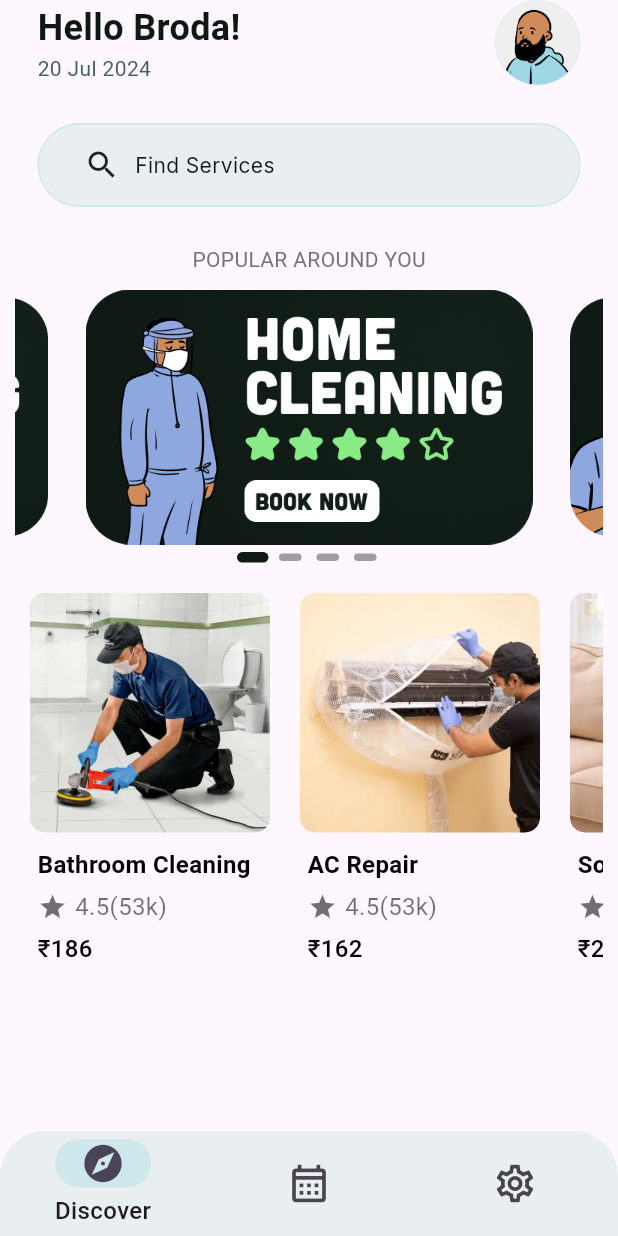
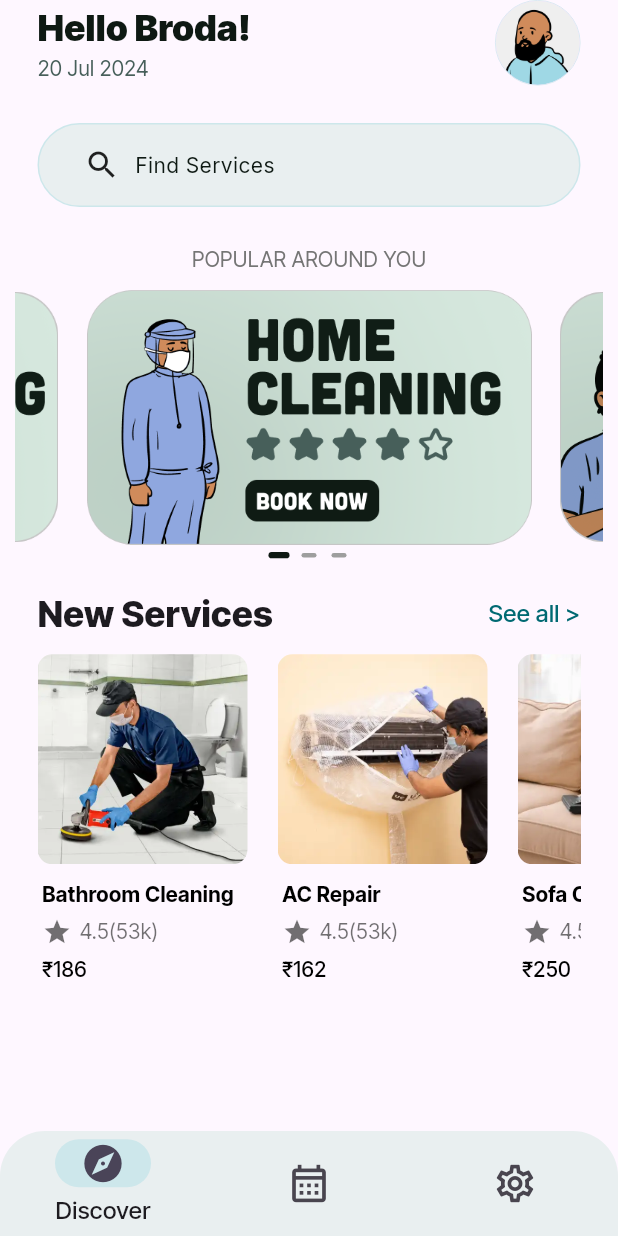
Before and after one commit to monishshriyan/home-assist, a Flutter app: the screen it shows after launch, on a phone screen of 412 x 824 dp. Run offline on Flutter 3.47's test engine with Material 3 defaults, Android fonts, the phone set to English and light mode, and no system bars; drawn by our look-alikes of carousel_slider, smooth_page_indicator; our stand-ins replace dots_indicator, flutter_svg, google_fonts, hexcolor.

Commit message:
added a carousel card and changed textTheme in main.dart

```diff
--- a/lib/base/constants.dart
+++ b/lib/base/constants.dart
@@ -30,14 +30,14 @@ class ValueConstants {
 //service card textStyles
 
 const TextStyle headerServiceCardTextStyle = TextStyle(
-    fontSize: 16,
+    fontSize: 14,
     color: Color.fromARGB(255, 0, 0, 0),
     fontWeight: FontWeight.w700);
 
 const TextStyle subServiceCardTextStyle =
-    TextStyle(fontSize: 16, color: Color.fromARGB(155, 22, 22, 22));
+    TextStyle(fontSize: 14, color: Color.fromARGB(155, 22, 22, 22));
 
 const TextStyle priceServiceCardTextStyle = TextStyle(
-    fontSize: 16,
+    fontSize: 14,
     color: Color.fromARGB(255, 0, 0, 0),
     fontWeight: FontWeight.w500);
--- a/lib/base/home_screen.dart
+++ b/lib/base/home_screen.dart
@@ -31,8 +31,7 @@ List<String> months = [
 final List<String> carouselImages = [
   'images/HomeCleaningCard1.png',
   'images/techSupportCard2.png',
-  'images/HomeCleaningCard1.png',
-  'images/HomeCleaningCard1.png',
+  'images/petGroomingCard3.png',
 ];
 
 class _HomeScreenState extends State<HomeScreen> {
@@ -62,7 +61,7 @@ class _HomeScreenState extends State<HomeScreen> {
                             /* fontFamily: , */
                             color: ColorConstants.textDarkGreen,
                             fontSize: 24,
-                            fontWeight: FontWeight.bold),
+                            fontWeight: FontWeight.w900),
                       ),
                       Text(
                         "${DateTime.now().day} ${months[DateTime.now().month - 1]} ${DateTime.now().year}",
@@ -161,7 +160,7 @@ class _HomeScreenState extends State<HomeScreen> {
                   enableInfiniteScroll: true,
                   height: 170,
                   enlargeCenterPage: true,
-                  enlargeFactor: 0.2,
+                  enlargeFactor: 0.1,
                   autoPlayAnimationDuration: const Duration(milliseconds: 1000),
                   autoPlayInterval: const Duration(seconds: 4),
                   autoPlayCurve: Curves.fastOutSlowIn,
@@ -179,11 +178,11 @@ class _HomeScreenState extends State<HomeScreen> {
               padding: const EdgeInsets.only(top: 5),
               child: AnimatedSmoothIndicator(
                 activeIndex: currentIndex,
-                count: 4,
+                count: 3,
                 effect: ScaleEffect(
                   activeDotColor: ColorConstants.textDarkGreen,
-                  dotHeight: 5,
-                  dotWidth: 15,
+                  dotHeight: 3,
+                  dotWidth: 10,
 /*                   dotColor: const Color.fromARGB(155, 175, 175, 175),
  */
                 ),
@@ -194,7 +193,31 @@ class _HomeScreenState extends State<HomeScreen> {
             //Electrician, Plumbers, Carpenters
             ,
             const SizedBox(height: 20),
-            SizedBox(
+            Container(
+                margin: const EdgeInsets.symmetric(
+                    horizontal: ValueConstants.containerMargin),
+                child: Row(
+                    mainAxisAlignment: MainAxisAlignment.spaceBetween,
+                    children: [
+                      const Column(
+                        children: [
+                          Text(
+                            "New Services",
+                            style: TextStyle(
+                                fontSize: 24, fontWeight: FontWeight.w800),
+                          )
+                        ],
+                      ),
+                      Text("See all >",
+                          style: TextStyle(
+                              color: ColorConstants.deepGreenAccent,
+                              fontSize: 16,
+                              fontWeight: FontWeight.w500))
+                    ])),
+            const SizedBox(height: 10),
+            Container(
+              margin: const EdgeInsets.symmetric(
+                  horizontal: ValueConstants.containerMargin),
               height: 250,
               child: ListView(
                 physics: const BouncingScrollPhysics(),
@@ -203,8 +226,8 @@ class _HomeScreenState extends State<HomeScreen> {
                 children: [
                   //card 1
                   Container(
-                    margin: const EdgeInsets.symmetric(horizontal: 10),
-                    width: 160,
+                    margin: const EdgeInsets.only(right: 10),
+                    width: 140,
                     color: ColorConstants.backgroundWhite,
                     child: Column(children: [
                       ClipRRect(
@@ -214,7 +237,7 @@ class _HomeScreenState extends State<HomeScreen> {
                             fit: BoxFit.cover,
                           )),
                       Padding(
-                        padding: const EdgeInsets.symmetric(horizontal: 5),
+                        padding: const EdgeInsets.symmetric(horizontal: 3),
                         child: Container(
                             margin: const EdgeInsets.only(top: 10),
                             child: const Column(
@@ -254,7 +277,7 @@ class _HomeScreenState extends State<HomeScreen> {
 
                   //card 2
                   Container(
-                    width: 160,
+                    width: 140,
                     margin: const EdgeInsets.symmetric(horizontal: 10),
                     color: ColorConstants.backgroundWhite,
                     child: Column(children: [
@@ -265,7 +288,7 @@ class _HomeScreenState extends State<HomeScreen> {
                             fit: BoxFit.cover,
                           )),
                       Padding(
-                        padding: const EdgeInsets.symmetric(horizontal: 5),
+                        padding: const EdgeInsets.symmetric(horizontal: 3),
                         child: Container(
                             margin: const EdgeInsets.only(top: 10),
                             child: const Column(
@@ -306,7 +329,7 @@ class _HomeScreenState extends State<HomeScreen> {
                   //card 3
                   ,
                   Container(
-                    width: 160,
+                    width: 140,
                     margin: const EdgeInsets.symmetric(horizontal: 10),
                     color: ColorConstants.backgroundWhite,
                     child: Column(children: [
@@ -317,7 +340,7 @@ class _HomeScreenState extends State<HomeScreen> {
                             fit: BoxFit.cover,
                           )),
                       Padding(
-                        padding: const EdgeInsets.symmetric(horizontal: 5),
+                        padding: const EdgeInsets.symmetric(horizontal: 3),
                         child: Container(
                             margin: const EdgeInsets.only(top: 10),
                             child: const Column(
--- a/lib/main.dart
+++ b/lib/main.dart
@@ -1,4 +1,5 @@
 import 'package:flutter/material.dart';
+import 'package:google_fonts/google_fonts.dart';
 import 'package:homeassist/base/bottom_nav_bar.dart';
 
 void main() {
@@ -12,7 +13,8 @@ class MyApp extends StatelessWidget {
   Widget build(BuildContext context) {
     return MaterialApp(
         title: 'HomeAssist',
-        theme: ThemeData(useMaterial3: true),
+        theme: ThemeData(
+            useMaterial3: true, textTheme: GoogleFonts.interTightTextTheme()),
         home: const MaterialNav());
   }
 }
```
Also changed, not shown: images/HomeCleaningCard1.png, images/petGroomingCard3.png (added), images/techSupportCard2.png.
